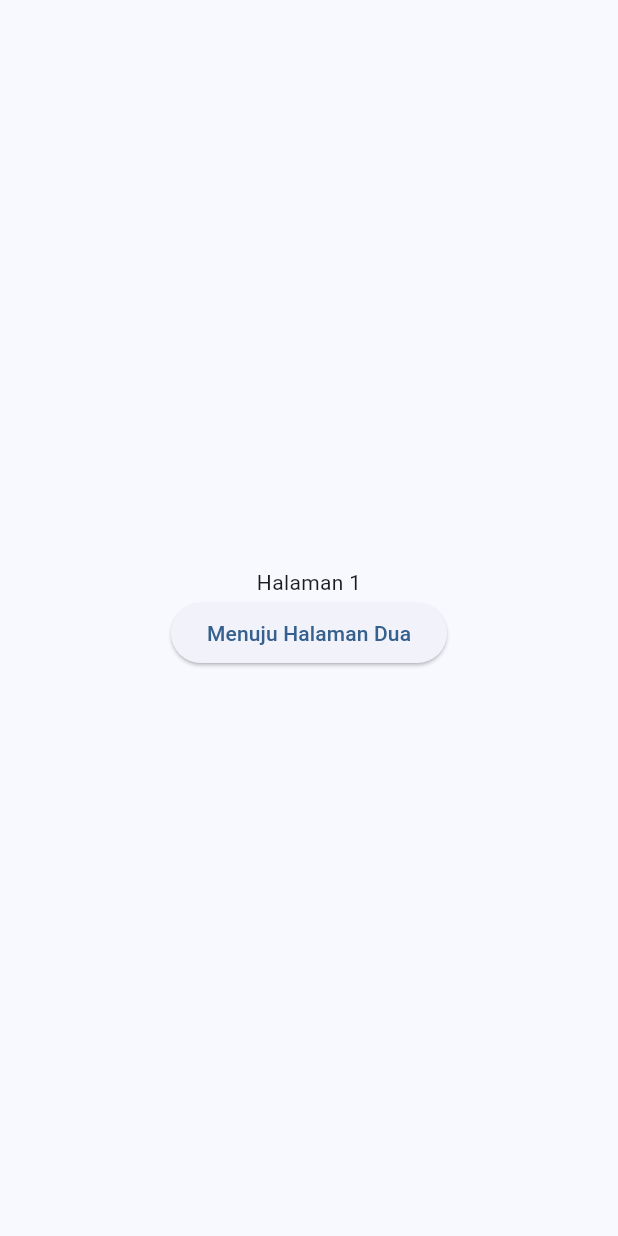
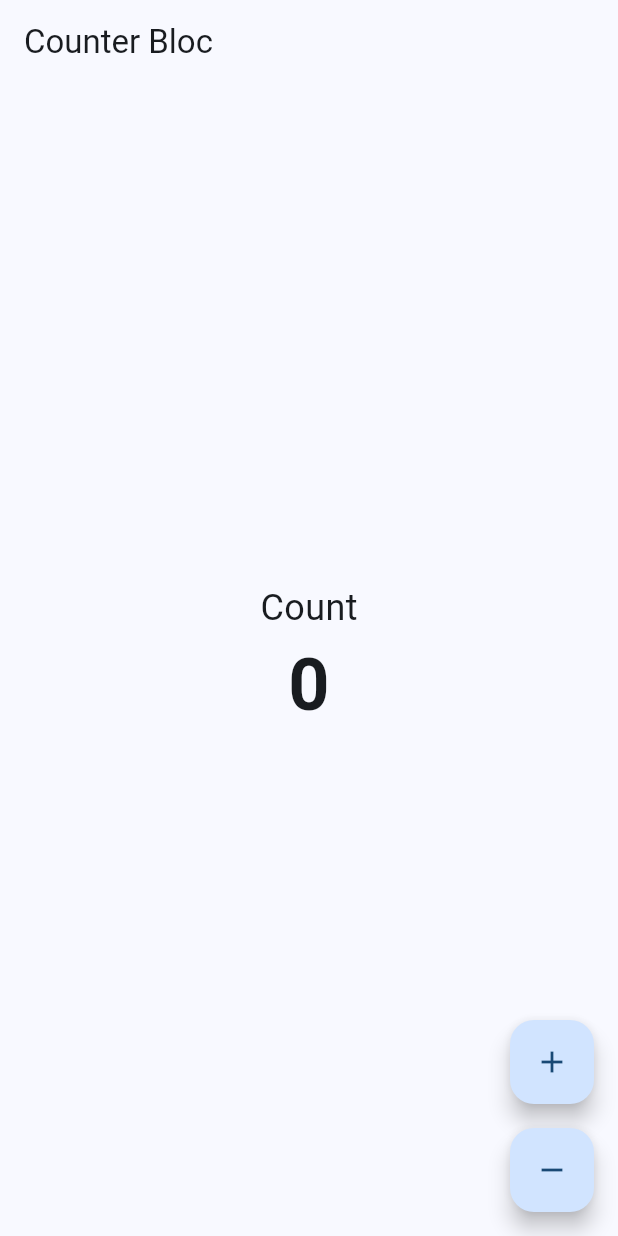
Before and after one commit to landmeint/bootcampFlutter, a Flutter app: the screen it shows after launch, on a phone screen of 412 x 824 dp. Run offline on Flutter 3.47's test engine with Material 3 defaults, Android fonts, the phone set to English and light mode, and no system bars; our stand-ins replace bloc, firebase_auth, firebase_core, flutter_bloc, get; accounts and stored records are empty.

Commit message:
update: Pengumpulan Tugas Bloc

```diff
--- /dev/null
+++ b/sanberappflutter/lib/Tugas/Tugas15/bloc/counter_bloc.dart
@@ -0,0 +1,12 @@
+import 'package:bloc/bloc.dart';
+
+class CounterBloc extends Cubit<int> {
+  CounterBloc() : super(0);
+  void increment() {
+    emit(state + 1);
+  }
+
+  void decrement() {
+    emit(state - 1);
+  }
+}
--- /dev/null
+++ b/sanberappflutter/lib/Tugas/Tugas15/counter_page.dart
@@ -0,0 +1,53 @@
+import 'package:flutter/material.dart';
+import 'package:flutter_bloc/flutter_bloc.dart';
+import 'bloc/counter_bloc.dart';
+
+class CounterPage extends StatelessWidget {
+  const CounterPage({super.key});
+
+  @override
+  Widget build(BuildContext context) {
+    return Scaffold(
+      appBar: AppBar(
+        title: Text('Counter Bloc'),
+      ),
+      body: BlocBuilder<CounterBloc, int>(
+        builder: (context,count) {
+          return Center(
+            child: Column(
+              mainAxisAlignment: MainAxisAlignment.center,
+              children: [
+                const Text(
+                  'Count',
+                  style: TextStyle(fontSize: 24),
+                ),
+                Text(
+                  '$count',
+                  style: TextStyle(fontSize: 48, fontWeight: FontWeight.bold),
+                )
+              ],
+            ),
+          );
+        },
+      ),
+      floatingActionButton: Column(
+        mainAxisAlignment: MainAxisAlignment.end,
+        children: [
+          FloatingActionButton(
+            child: Icon(Icons.add),
+            onPressed: () {
+              context.read<CounterBloc>().increment();
+            },
+          ),
+          SizedBox(height: 16),
+          FloatingActionButton(
+            child: Icon(Icons.remove),
+            onPressed: () {
+              context.read<CounterBloc>().decrement();
+            },
+          ),
+        ],
+      ),
+    );
+  }
+}
--- a/sanberappflutter/lib/main.dart
+++ b/sanberappflutter/lib/main.dart
@@ -1,41 +1,43 @@
-import 'dart:io';
+// import 'dart:io';
 import 'package:get/get.dart';
 import 'package:flutter/material.dart';
-import 'package:firebase_core/firebase_core.dart';
-import 'Tugas/Tugas10/login_screen.dart';
-import 'Tugas/Tugas11/routes.dart';
-import 'Tugas/Tugas12/get_data_screen.dart';
-import 'Tugas/Tugas13/get_data_screen.dart';
-import 'package:sanberappflutter/Tugas/Tugas14/pages/page_1.dart';
-import 'package:sanberappflutter/Tugas/Tugas14/routes/page_routes.dart';
+// import 'package:firebase_core/firebase_core.dart';
+import 'package:flutter_bloc/flutter_bloc.dart';
+// import 'Tugas/Tugas10/login_screen.dart';
+// import 'Tugas/Tugas11/routes.dart';
+// import 'Tugas/Tugas12/get_data_screen.dart';
+// import 'Tugas/Tugas13/get_data_screen.dart';
+// import 'package:sanberappflutter/Tugas/Tugas14/pages/page_1.dart';
+// import 'package:sanberappflutter/Tugas/Tugas14/routes/page_routes.dart';
+import 'package:sanberappflutter/Tugas/Tugas15/bloc/counter_bloc.dart';
+import 'package:sanberappflutter/Tugas/Tugas15/counter_page.dart';
 
 
+// Future<void> main() async {
+//   WidgetsFlutterBinding.ensureInitialized();
+//   Platform.isAndroid ? await Firebase.initializeApp(
+//     options: const FirebaseOptions(
+//       apiKey: "AIzaSyDldgYLnzv1driLRNi9PAA2A3JyZHXKyeQ",
+//       appId: "1:380484377413:android:31ae92820f8b3ade267c2c",
+//       messagingSenderId: "380484377413",
+//       projectId: "sanberauth-ebcf7")
+//   ) : await Firebase.initializeApp();
 
-Future<void> main() async {
-  WidgetsFlutterBinding.ensureInitialized();
-  Platform.isAndroid ? await Firebase.initializeApp(
-    options: const FirebaseOptions(
-      apiKey: "AIzaSyDldgYLnzv1driLRNi9PAA2A3JyZHXKyeQ",
-      appId: "1:380484377413:android:31ae92820f8b3ade267c2c",
-      messagingSenderId: "380484377413",
-      projectId: "sanberauth-ebcf7")
-  ) : await Firebase.initializeApp();
+//   // runApp(const MaterialApp(
+//   //   onGenerateRoute: RouteGenerator.generateRoute
+//   // ));
 
-  // runApp(const MaterialApp(
-  //   onGenerateRoute: RouteGenerator.generateRoute
-  // ));
+//   runApp(const MyApp());
+// }
 
+void main() {
   runApp(const MyApp());
 }
-
-// void main() {
-//   runApp(const MyApp());
-// }
 
 class MyApp extends StatelessWidget {
   const MyApp({super.key});
 
-  // This widget is the root of your application.
+
   @override
   Widget build(BuildContext context) {
     return GetMaterialApp(
@@ -46,8 +48,12 @@ class MyApp extends StatelessWidget {
         colorScheme: ColorScheme.fromSeed(seedColor: Colors.blue),
         useMaterial3: true,
       ),
-      home: const PageOne(),
-      getPages: pageRouteApp.pages,
+      // home: const PageOne(),
+      // getPages: pageRouteApp.pages,
+      home: BlocProvider(
+        create: (context) => CounterBloc(),
+        child: const CounterPage(),
+      ),
     );
   }
 }
--- a/sanberappflutter/pubspec.yaml
+++ b/sanberappflutter/pubspec.yaml
@@ -37,6 +37,7 @@ dependencies:
   get: ^4.6.6
   http: ^0.13.3
   provider: ^6.1.1
+  flutter_bloc: ^7.0.0
 
 dev_dependencies:
 
```
Also changed, not shown: sanberappflutter/pubspec.lock.
